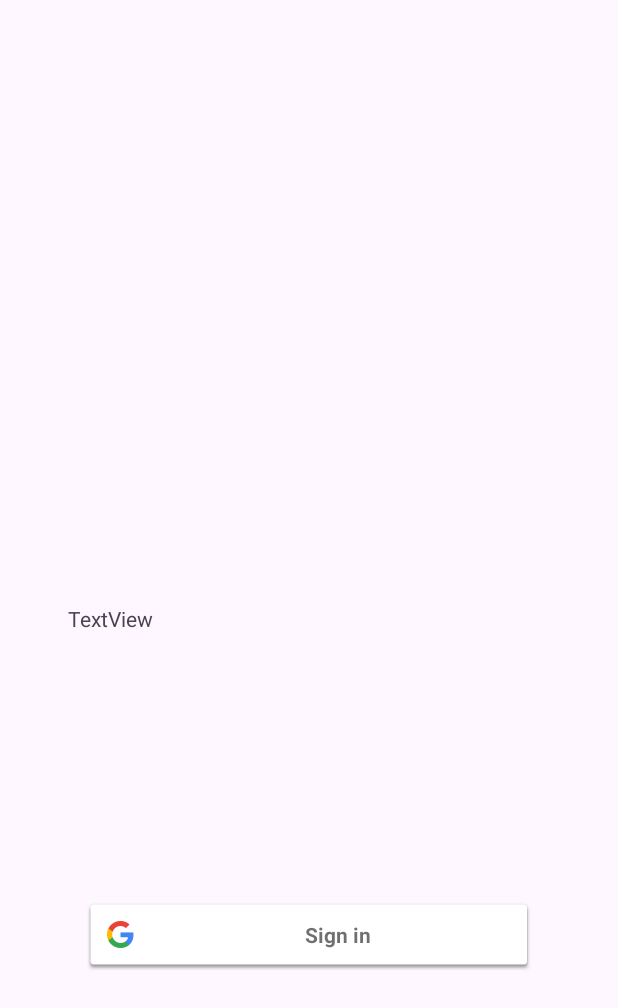
After one commit to Sizllle/Weather_Forecast, an Android app: the layout activity_auth.xml on its own in the app's theme, with its tools: preview values and no code run, on a phone screen of 412 x 824 dp. The commit adds this screen. Shown: the top 1008 px of the screen. Run offline under Robolectric (Android 15) with nearby library versions, the phone set to English and light mode, and no system bars.

Commit message:
Create AuthActivity and configure Google authentication

```diff
--- /dev/null
+++ b/app/src/main/res/layout/activity_auth.xml
@@ -0,0 +1,32 @@
+<?xml version="1.0" encoding="utf-8"?>
+<androidx.constraintlayout.widget.ConstraintLayout xmlns:android="http://schemas.android.com/apk/res/android"
+    xmlns:app="http://schemas.android.com/apk/res-auto"
+    xmlns:material="http://schemas.android.com/apk/res-auto"
+    xmlns:tools="http://schemas.android.com/tools"
+    xmlns:facebook="http://schemas.android.com/apk/res-auto"
+    android:layout_width="match_parent"
+    android:layout_height="match_parent"
+    tools:context=".AuthActivity">
+
+    <TextView
+        android:id="@+id/textView4"
+        android:layout_width="wrap_content"
+        android:layout_height="wrap_content"
+        android:layout_marginStart="45dp"
+        android:text="TextView"
+        app:layout_constraintBottom_toBottomOf="parent"
+        app:layout_constraintStart_toStartOf="parent"
+        app:layout_constraintTop_toTopOf="parent" />
+
+    <com.google.android.gms.common.SignInButton
+        android:id="@+id/btnAuthGoogle"
+        android:layout_width="300dp"
+        android:layout_height="wrap_content"
+        android:layout_gravity="center"
+        android:visibility="visible"
+        app:layout_constraintBottom_toBottomOf="parent"
+        app:layout_constraintEnd_toEndOf="parent"
+        app:layout_constraintStart_toStartOf="parent"
+        app:layout_constraintTop_toBottomOf="@+id/textView4" />
+
+</androidx.constraintlayout.widget.ConstraintLayout>
--- a/app/src/main/res/values/themes.xml
+++ b/app/src/main/res/values/themes.xml
@@ -6,4 +6,5 @@
     </style>
 
     <style name="Theme.WeatherForecast" parent="Base.Theme.WeatherForecast" />
+    <!--CUSTOM-->
 </resources>
--- a/build.gradle
+++ b/build.gradle
@@ -1,4 +1,8 @@
-// Top-level build file where you can add configuration options common to all sub-projects/modules.
+buildscript {
+    dependencies {
+        classpath 'com.google.gms:google-services:4.3.14'
+    }
+}// Top-level build file where you can add configuration options common to all sub-projects/modules.
 plugins {
     id 'com.android.application' version '8.0.2' apply false
     id 'com.android.library' version '8.0.2' apply false
```
Also changed, not shown: app/build.gradle (+8 -1 lines), app/src/main/AndroidManifest.xml (+6 -6 lines), app/src/main/java/com/example/weatherforecast/AuthActivity.kt (added, +106 -0 lines), app/src/main/java/com/example/weatherforecast/MainActivity.kt (+46 -1 lines), app/src/main/res/layout/activity_main.xml (+27 -5 lines), 1 other file.
